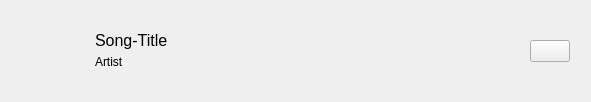
This is src/frontend/queuesong.ui in MilanJzo/eda-mp3 as Qt 5 draws it before an edit. The edited form follows.
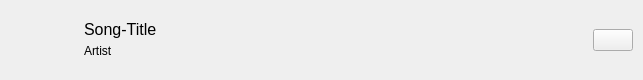
This is the edited form. Icons and pictures are not drawn.

```diff
--- a/src/frontend/queuesong.ui
+++ b/src/frontend/queuesong.ui
@@ -6,14 +6,29 @@
    <rect>
     <x>0</x>
     <y>0</y>
-    <width>591</width>
-    <height>98</height>
+    <width>643</width>
+    <height>80</height>
    </rect>
   </property>
   <property name="windowTitle">
    <string>queueSong</string>
   </property>
   <layout class="QVBoxLayout" name="verticalLayout">
+   <property name="spacing">
+    <number>0</number>
+   </property>
+   <property name="leftMargin">
+    <number>0</number>
+   </property>
+   <property name="topMargin">
+    <number>0</number>
+   </property>
+   <property name="rightMargin">
+    <number>0</number>
+   </property>
+   <property name="bottomMargin">
+    <number>0</number>
+   </property>
    <item>
     <widget class="QWidget" name="songContent" native="true">
      <property name="sizePolicy">
```
